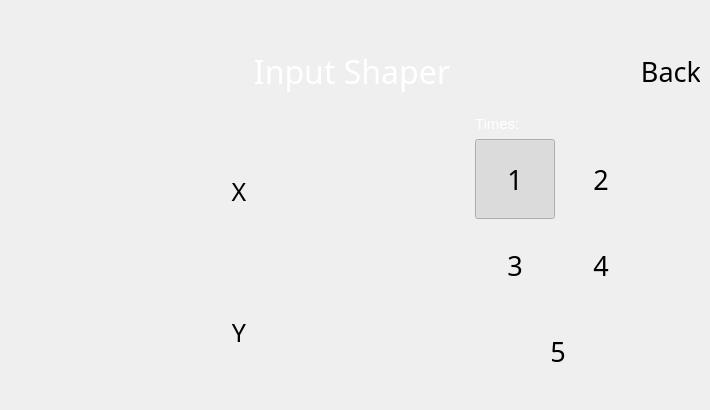
First picture: the form in BlocksScreen/lib/ui/utilitiesStackedWidget.ui, repository BlocksTechnology/BlocksScreen, before the edit.
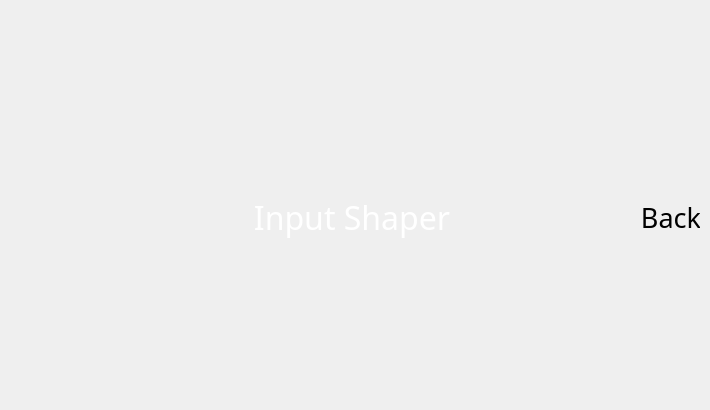
Second picture: the form after the edit. The open tabs and pages were chosen to show the change. Custom widgets are drawn as their Qt base class.

Commit message: BlocksScreen cumulative update V1.0.0 (#152)

```diff
--- a/BlocksScreen/lib/ui/utilitiesStackedWidget.ui
+++ b/BlocksScreen/lib/ui/utilitiesStackedWidget.ui
@@ -1955,545 +1955,7 @@
      </layout>
     </item>
     <item>
-     <layout class="QHBoxLayout" name="is_content_layout">
-      <item>
-       <layout class="QGridLayout" name="is_xy_layout">
-        <item row="1" column="0" colspan="2" alignment="Qt::AlignHCenter">
-         <widget class="BlocksCustomButton" name="is_Y_startis_btn">
-          <property name="sizePolicy">
-           <sizepolicy hsizetype="MinimumExpanding" vsizetype="MinimumExpanding">
-            <horstretch>0</horstretch>
-            <verstretch>0</verstretch>
-           </sizepolicy>
-          </property>
-          <property name="minimumSize">
-           <size>
-            <width>250</width>
-            <height>80</height>
-           </size>
-          </property>
-          <property name="maximumSize">
-           <size>
-            <width>250</width>
-            <height>80</height>
-           </size>
-          </property>
-          <property name="font">
-           <font>
-            <family>Momcake</family>
-            <pointsize>19</pointsize>
-            <italic>false</italic>
-            <stylestrategy>PreferAntialias</stylestrategy>
-           </font>
-          </property>
-          <property name="mouseTracking">
-           <bool>false</bool>
-          </property>
-          <property name="tabletTracking">
-           <bool>true</bool>
-          </property>
-          <property name="contextMenuPolicy">
-           <enum>Qt::NoContextMenu</enum>
-          </property>
-          <property name="layoutDirection">
-           <enum>Qt::LeftToRight</enum>
-          </property>
-          <property name="styleSheet">
-           <string notr="true"/>
-          </property>
-          <property name="text">
-           <string>Y</string>
-          </property>
-          <property name="autoDefault">
-           <bool>false</bool>
-          </property>
-          <property name="flat">
-           <bool>true</bool>
-          </property>
-          <property name="class" stdset="0">
-           <string>menu_btn</string>
-          </property>
-          <property name="icon_pixmap" stdset="0">
-           <pixmap resource="resources/icon_resources.qrc">:/input_shaper/media/btn_icons/frequency_Y.svg</pixmap>
-          </property>
-         </widget>
-        </item>
-        <item row="0" column="0" colspan="2" alignment="Qt::AlignHCenter">
-         <widget class="BlocksCustomButton" name="is_X_startis_btn">
-          <property name="sizePolicy">
-           <sizepolicy hsizetype="MinimumExpanding" vsizetype="MinimumExpanding">
-            <horstretch>0</horstretch>
-            <verstretch>0</verstretch>
-           </sizepolicy>
-          </property>
-          <property name="minimumSize">
-           <size>
-            <width>250</width>
-            <height>80</height>
-           </size>
-          </property>
-          <property name="maximumSize">
-           <size>
-            <width>250</width>
-            <height>80</height>
-           </size>
-          </property>
-          <property name="font">
-           <font>
-            <family>Momcake</family>
-            <pointsize>19</pointsize>
-            <italic>false</italic>
-            <stylestrategy>PreferAntialias</stylestrategy>
-           </font>
-          </property>
-          <property name="mouseTracking">
-           <bool>false</bool>
-          </property>
-          <property name="tabletTracking">
-           <bool>true</bool>
-          </property>
-          <property name="contextMenuPolicy">
-           <enum>Qt::NoContextMenu</enum>
-          </property>
-          <property name="layoutDirection">
-           <enum>Qt::LeftToRight</enum>
-          </property>
-          <property name="styleSheet">
-           <string notr="true"/>
-          </property>
-          <property name="text">
-           <string>X</string>
-          </property>
-          <property name="autoDefault">
-           <bool>false</bool>
-          </property>
-          <property name="flat">
-           <bool>true</bool>
-          </property>
-          <property name="class" stdset="0">
-           <string>menu_btn</string>
-          </property>
-          <property name="icon_pixmap" stdset="0">
-           <pixmap resource="resources/icon_resources.qrc">:/input_shaper/media/btn_icons/frequency_X.svg</pixmap>
-          </property>
-         </widget>
-        </item>
-        <item row="0" column="2" rowspan="2">
-         <layout class="QGridLayout" name="gridLayout">
-          <item row="1" column="1">
-           <widget class="GroupButton" name="btn2">
-            <property name="sizePolicy">
-             <sizepolicy hsizetype="Minimum" vsizetype="Expanding">
-              <horstretch>0</horstretch>
-              <verstretch>0</verstretch>
-             </sizepolicy>
-            </property>
-            <property name="minimumSize">
-             <size>
-              <width>80</width>
-              <height>80</height>
-             </size>
-            </property>
-            <property name="maximumSize">
-             <size>
-              <width>80</width>
-              <height>80</height>
-             </size>
-            </property>
-            <property name="font">
-             <font>
-              <family>Momcake</family>
-              <pointsize>20</pointsize>
-              <italic>false</italic>
-              <stylestrategy>PreferAntialias</stylestrategy>
-             </font>
-            </property>
-            <property name="mouseTracking">
-             <bool>false</bool>
-            </property>
-            <property name="tabletTracking">
-             <bool>true</bool>
-            </property>
-            <property name="contextMenuPolicy">
-             <enum>Qt::NoContextMenu</enum>
-            </property>
-            <property name="layoutDirection">
-             <enum>Qt::LeftToRight</enum>
-            </property>
-            <property name="styleSheet">
-             <string notr="true"/>
-            </property>
-            <property name="text">
-             <string>2</string>
-            </property>
-            <property name="checkable">
-             <bool>true</bool>
-            </property>
-            <property name="autoDefault">
-             <bool>false</bool>
-            </property>
-            <property name="flat">
-             <bool>true</bool>
-            </property>
-            <property name="class" stdset="0">
-             <string>menu_btn</string>
-            </property>
-            <property name="borderLeftPixmap" stdset="0">
-             <pixmap>:/button_borders/media/buttons/btn_part1.svg</pixmap>
-            </property>
-            <property name="borderCenterPixmap" stdset="0">
-             <pixmap>:/button_borders/media/buttons/btn_part2.svg</pixmap>
-            </property>
-            <property name="borderRightPixmap" stdset="0">
-             <pixmap>:/button_borders/media/buttons/btn_part3.svg</pixmap>
-            </property>
-            <property name="button_type" stdset="0">
-             <string>normal</string>
-            </property>
-            <attribute name="buttonGroup">
-             <string notr="true">isc_btn_group</string>
-            </attribute>
-           </widget>
-          </item>
-          <item row="2" column="0">
-           <widget class="GroupButton" name="btn3">
-            <property name="sizePolicy">
-             <sizepolicy hsizetype="Minimum" vsizetype="Expanding">
-              <horstretch>0</horstretch>
-              <verstretch>0</verstretch>
-             </sizepolicy>
-            </property>
-            <property name="minimumSize">
-             <size>
-              <width>80</width>
-              <height>80</height>
-             </size>
-            </property>
-            <property name="maximumSize">
-             <size>
-              <width>80</width>
-              <height>80</height>
-             </size>
-            </property>
-            <property name="font">
-             <font>
-              <family>Momcake</family>
-              <pointsize>20</pointsize>
-              <italic>false</italic>
-              <stylestrategy>PreferAntialias</stylestrategy>
-             </font>
-            </property>
-            <property name="mouseTracking">
-             <bool>false</bool>
-            </property>
-            <property name="tabletTracking">
-             <bool>true</bool>
-            </property>
-            <property name="contextMenuPolicy">
-             <enum>Qt::NoContextMenu</enum>
-            </property>
-            <property name="layoutDirection">
-             <enum>Qt::LeftToRight</enum>
-            </property>
-            <property name="styleSheet">
-             <string notr="true"/>
-            </property>
-            <property name="text">
-             <string>3</string>
-            </property>
-            <property name="checkable">
-             <bool>true</bool>
-            </property>
-            <property name="autoDefault">
-             <bool>false</bool>
-            </property>
-            <property name="flat">
-             <bool>true</bool>
-            </property>
-            <property name="class" stdset="0">
-             <string>menu_btn</string>
-            </property>
-            <property name="borderLeftPixmap" stdset="0">
-             <pixmap>:/button_borders/media/buttons/btn_part1.svg</pixmap>
-            </property>
-            <property name="borderCenterPixmap" stdset="0">
-             <pixmap>:/button_borders/media/buttons/btn_part2.svg</pixmap>
-            </property>
-            <property name="borderRightPixmap" stdset="0">
-             <pixmap>:/button_borders/media/buttons/btn_part3.svg</pixmap>
-            </property>
-            <property name="button_type" stdset="0">
-             <string>normal</string>
-            </property>
-            <attribute name="buttonGroup">
-             <string notr="true">isc_btn_group</string>
-            </attribute>
-           </widget>
-          </item>
-          <item row="3" column="0" colspan="2" alignment="Qt::AlignHCenter">
-           <widget class="GroupButton" name="btn5">
-            <property name="sizePolicy">
-             <sizepolicy hsizetype="Minimum" vsizetype="Expanding">
-              <horstretch>0</horstretch>
-              <verstretch>0</verstretch>
-             </sizepolicy>
-            </property>
-            <property name="minimumSize">
-             <size>
-              <width>80</width>
-              <height>80</height>
-             </size>
-            </property>
-            <property name="maximumSize">
-             <size>
-              <width>80</width>
-              <height>80</height>
-             </size>
-            </property>
-            <property name="font">
-             <font>
-              <family>Momcake</family>
-              <pointsize>20</pointsize>
-              <italic>false</italic>
-              <stylestrategy>PreferAntialias</stylestrategy>
-             </font>
-            </property>
-            <property name="mouseTracking">
-             <bool>false</bool>
-            </property>
-            <property name="tabletTracking">
-             <bool>true</bool>
-            </property>
-            <property name="contextMenuPolicy">
-             <enum>Qt::NoContextMenu</enum>
-            </property>
-            <property name="layoutDirection">
-             <enum>Qt::LeftToRight</enum>
-            </property>
-            <property name="styleSheet">
-             <string notr="true"/>
-            </property>
-            <property name="text">
-             <string>5</string>
-            </property>
-            <property name="checkable">
-             <bool>true</bool>
-            </property>
-            <property name="autoDefault">
-             <bool>false</bool>
-            </property>
-            <property name="flat">
-             <bool>true</bool>
-            </property>
-            <property name="class" stdset="0">
-             <string>menu_btn</string>
-            </property>
-            <property name="borderLeftPixmap" stdset="0">
-             <pixmap>:/button_borders/media/buttons/btn_part1.svg</pixmap>
-            </property>
-            <property name="borderCenterPixmap" stdset="0">
-             <pixmap>:/button_borders/media/buttons/btn_part2.svg</pixmap>
-            </property>
-            <property name="borderRightPixmap" stdset="0">
-             <pixmap>:/button_borders/media/buttons/btn_part3.svg</pixmap>
-            </property>
-            <property name="button_type" stdset="0">
-             <string>normal</string>
-            </property>
-            <attribute name="buttonGroup">
-             <string notr="true">isc_btn_group</string>
-            </attribute>
-           </widget>
-          </item>
-          <item row="1" column="0">
-           <widget class="GroupButton" name="btn1">
-            <property name="sizePolicy">
-             <sizepolicy hsizetype="Minimum" vsizetype="Expanding">
-              <horstretch>0</horstretch>
-              <verstretch>0</verstretch>
-             </sizepolicy>
-            </property>
-            <property name="minimumSize">
-             <size>
-              <width>80</width>
-              <height>80</height>
-             </size>
-            </property>
-            <property name="maximumSize">
-             <size>
-              <width>80</width>
-              <height>80</height>
-             </size>
-            </property>
-            <property name="font">
-             <font>
-              <family>Momcake</family>
-              <pointsize>20</pointsize>
-              <italic>false</italic>
-              <stylestrategy>PreferAntialias</stylestrategy>
-             </font>
-            </property>
-            <property name="mouseTracking">
-             <bool>false</bool>
-            </property>
-            <property name="tabletTracking">
-             <bool>true</bool>
-            </property>
-            <property name="contextMenuPolicy">
-             <enum>Qt::NoContextMenu</enum>
-            </property>
-            <property name="layoutDirection">
-             <enum>Qt::LeftToRight</enum>
-            </property>
-            <property name="styleSheet">
-             <string notr="true"/>
-            </property>
-            <property name="text">
-             <string>1</string>
-            </property>
-            <property name="checkable">
-             <bool>true</bool>
-            </property>
-            <property name="checked">
-             <bool>true</bool>
-            </property>
-            <property name="autoDefault">
-             <bool>false</bool>
-            </property>
-            <property name="flat">
-             <bool>true</bool>
-            </property>
-            <property name="class" stdset="0">
-             <string>menu_btn</string>
-            </property>
-            <property name="borderLeftPixmap" stdset="0">
-             <pixmap>:/button_borders/media/buttons/btn_part1.svg</pixmap>
-            </property>
-            <property name="borderCenterPixmap" stdset="0">
-             <pixmap>:/button_borders/media/buttons/btn_part2.svg</pixmap>
-            </property>
-            <property name="borderRightPixmap" stdset="0">
-             <pixmap>:/button_borders/media/buttons/btn_part3.svg</pixmap>
-            </property>
-            <property name="button_type" stdset="0">
-             <string>normal</string>
-            </property>
-            <attribute name="buttonGroup">
-             <string notr="true">isc_btn_group</string>
-            </attribute>
-           </widget>
-          </item>
-          <item row="2" column="1">
-           <widget class="GroupButton" name="btn4">
-            <property name="sizePolicy">
-             <sizepolicy hsizetype="Minimum" vsizetype="Expanding">
-              <horstretch>0</horstretch>
-              <verstretch>0</verstretch>
-             </sizepolicy>
-            </property>
-            <property name="minimumSize">
-             <size>
-              <width>80</width>
-              <height>80</height>
-             </size>
-            </property>
-            <property name="maximumSize">
-             <size>
-              <width>80</width>
-              <height>80</height>
-             </size>
-            </property>
-            <property name="font">
-             <font>
-              <family>Momcake</family>
-              <pointsize>20</pointsize>
-              <italic>false</italic>
-              <stylestrategy>PreferAntialias</stylestrategy>
-             </font>
-            </property>
-            <property name="mouseTracking">
-             <bool>false</bool>
-            </property>
-            <property name="tabletTracking">
-             <bool>true</bool>
-            </property>
-            <property name="contextMenuPolicy">
-             <enum>Qt::NoContextMenu</enum>
-            </property>
-            <property name="layoutDirection">
-             <enum>Qt::LeftToRight</enum>
-            </property>
-            <property name="styleSheet">
-             <string notr="true"/>
-            </property>
-            <property name="text">
-             <string>4</string>
-            </property>
-            <property name="checkable">
-             <bool>true</bool>
-            </property>
-            <property name="autoDefault">
-             <bool>false</bool>
-            </property>
-            <property name="flat">
-             <bool>true</bool>
-            </property>
-            <property name="class" stdset="0">
-             <string>menu_btn</string>
-            </property>
-            <property name="borderLeftPixmap" stdset="0">
-             <pixmap>:/button_borders/media/buttons/btn_part1.svg</pixmap>
-            </property>
-            <property name="borderCenterPixmap" stdset="0">
-             <pixmap>:/button_borders/media/buttons/btn_part2.svg</pixmap>
-            </property>
-            <property name="borderRightPixmap" stdset="0">
-             <pixmap>:/button_borders/media/buttons/btn_part3.svg</pixmap>
-            </property>
-            <property name="button_type" stdset="0">
-             <string>normal</string>
-            </property>
-            <attribute name="buttonGroup">
-             <string notr="true">isc_btn_group</string>
-            </attribute>
-           </widget>
-          </item>
-          <item row="0" column="0" colspan="2">
-           <widget class="QLabel" name="label">
-            <property name="font">
-             <font>
-              <pointsize>11</pointsize>
-             </font>
-            </property>
-            <property name="styleSheet">
-             <string notr="true">color:white</string>
-            </property>
-            <property name="text">
-             <string>Times:</string>
-            </property>
-           </widget>
-          </item>
-         </layout>
-        </item>
-       </layout>
-      </item>
-      <item>
-       <spacer name="horizontalSpacer_10">
-        <property name="orientation">
-         <enum>Qt::Horizontal</enum>
-        </property>
-        <property name="sizeType">
-         <enum>QSizePolicy::Minimum</enum>
-        </property>
-        <property name="sizeHint" stdset="0">
-         <size>
-          <width>60</width>
-          <height>20</height>
-         </size>
-        </property>
-       </spacer>
-      </item>
-     </layout>
+     <layout class="QHBoxLayout" name="is_content_layout"/>
     </item>
    </layout>
   </widget>
```
Left out of the diff: 654 changed lines with no effect on the pictures. The commit also changes 93 other files.
